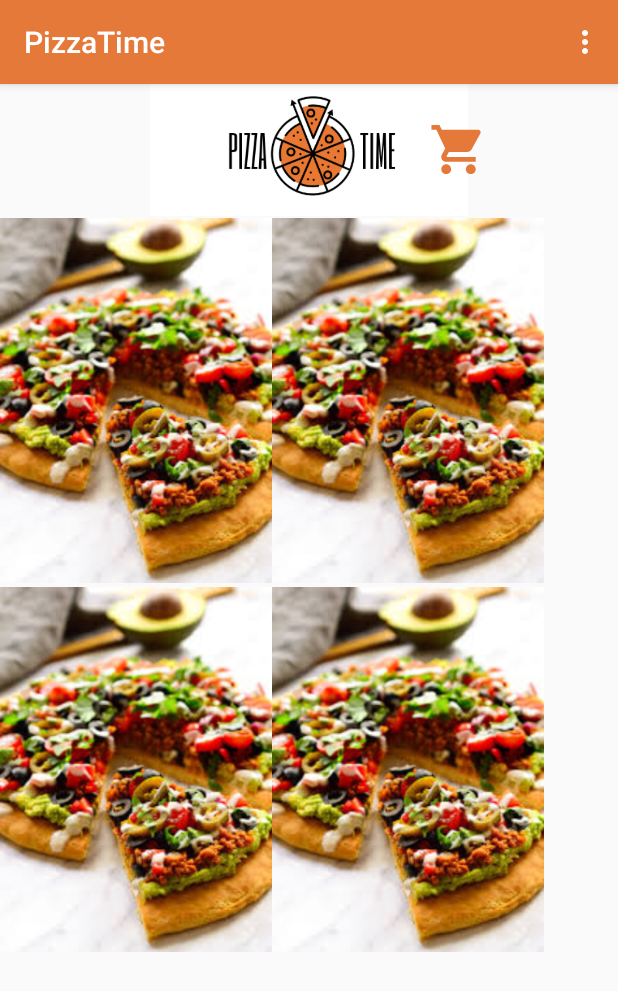
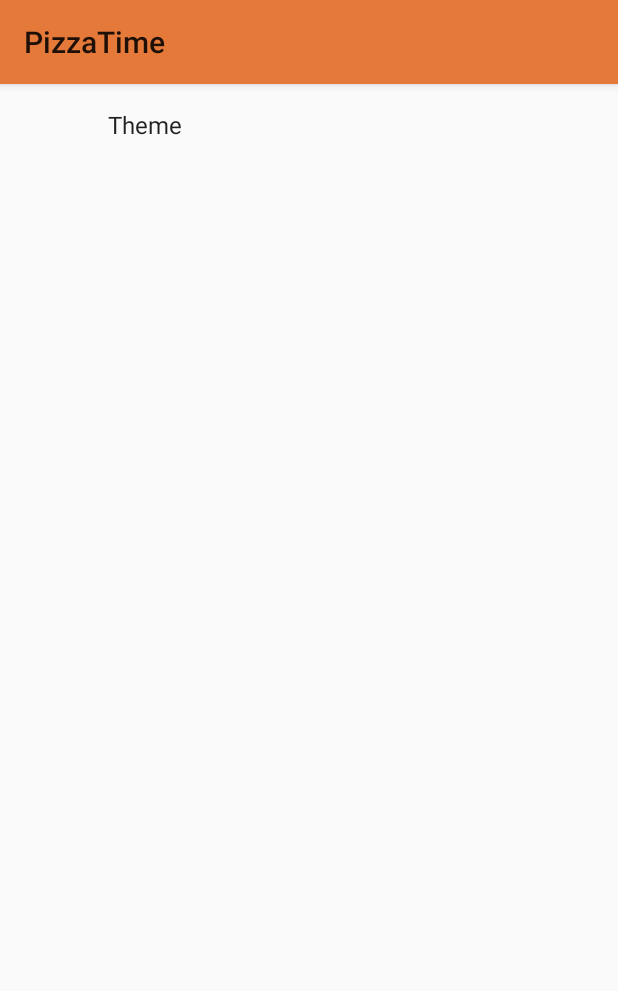
Before and after one commit to Panda291/pizzaTime, an Android app: the screen it shows after launch (MainActivity before the commit, PreferenceActivity after it), in the options menu, after a tap on "Settings", on a phone screen of 412 x 824 dp. Shown: the top 991 px of the screen. Run offline under Robolectric (Android 15) with nearby library versions, the phone set to English and light mode, and no system bars; our stand-ins replace androidx.preference.

Commit message:
preference darkmode added

```diff
--- a/app/build.gradle
+++ b/app/build.gradle
@@ -23,9 +23,11 @@ dependencies {
     implementation 'com.android.support:appcompat-v7:28.0.0'
     implementation 'com.android.support.constraint:constraint-layout:1.1.3'
     implementation 'com.android.support:design:28.0.0'
+    implementation 'com.android.support:support-v4:28.0.0'
     testImplementation 'junit:junit:4.12'
     androidTestImplementation 'com.android.support.test:runner:1.0.2'
     androidTestImplementation 'com.android.support.test.espresso:espresso-core:3.0.2'
     implementation 'com.android.support:recyclerview-v7:28.0.0'
+    implementation 'com.android.support:preference-v7:26.1.0'
 
 }
--- a/app/src/main/AndroidManifest.xml
+++ b/app/src/main/AndroidManifest.xml
@@ -9,6 +9,7 @@
         android:roundIcon="@mipmap/ic_launcher_round"
         android:supportsRtl="true"
         android:theme="@style/AppTheme">
+        <activity android:name=".PreferenceActivity"></activity>
         <activity android:name=".SpecificActivity" />
         <activity android:name=".ProductActivity" />
         <activity
--- a/app/src/main/java/com/example/pizzatime/MainActivity.java
+++ b/app/src/main/java/com/example/pizzatime/MainActivity.java
@@ -1,23 +1,41 @@
 package com.example.pizzatime;
 
 import android.content.Intent;
+import android.content.SharedPreferences;
 import android.os.Bundle;
+import android.preference.PreferenceManager;
 import android.provider.ContactsContract;
 import android.support.v7.app.AppCompatActivity;
+import android.support.v7.app.AppCompatDelegate;
 import android.support.v7.widget.Toolbar;
 import android.view.Menu;
 import android.view.MenuItem;
 import android.view.View;
 import android.widget.ImageView;
 
-public class MainActivity extends AppCompatActivity {
+public class MainActivity extends AppCompatActivity implements SharedPreferences.OnSharedPreferenceChangeListener{
 
     @Override
     protected void onCreate(Bundle savedInstanceState) {
         super.onCreate(savedInstanceState);
         setContentView(R.layout.activity_main);
+//        AppCompatDelegate.setDefaultNightMode(AppCompatDelegate.MODE_NIGHT_YES);
+
+        SharedPreferences sharedPreferences = PreferenceManager.getDefaultSharedPreferences(this);
+        String theme = sharedPreferences.getString(getResources().getString(R.string.theme), "light");
+
+        if (theme.equals("light"))
+        {
+            AppCompatDelegate.setDefaultNightMode(AppCompatDelegate.MODE_NIGHT_NO);
+        }
+        else
+        {
+            AppCompatDelegate.setDefaultNightMode(AppCompatDelegate.MODE_NIGHT_YES);
+        }
+
         Toolbar toolbar = findViewById(R.id.toolbar);
         setSupportActionBar(toolbar);
+
         ImageView pizza = (ImageView) findViewById(R.id.pizza);
         ImageView extra = (ImageView) findViewById(R.id.extra);
         ImageView menu = (ImageView) findViewById(R.id.menu);
@@ -87,9 +105,22 @@ public class MainActivity extends AppCompatActivity {
 
         //noinspection SimplifiableIfStatement
         if (id == R.id.action_settings) {
-            return true;
+            Intent intent = new Intent(MainActivity.this, PreferenceActivity.class);
+            startActivity(intent);
         }
 
         return super.onOptionsItemSelected(item);
     }
+
+    @Override
+    public void onSharedPreferenceChanged(SharedPreferences sharedPreferences, String key) {
+        if (key.equals("light"))
+        {
+            AppCompatDelegate.setDefaultNightMode(AppCompatDelegate.MODE_NIGHT_NO);
+        }
+        else
+        {
+            AppCompatDelegate.setDefaultNightMode(AppCompatDelegate.MODE_NIGHT_YES);
+        }
+    }
 }
--- /dev/null
+++ b/app/src/main/java/com/example/pizzatime/PreferenceActivity.java
@@ -0,0 +1,13 @@
+package com.example.pizzatime;
+
+import android.support.v7.app.AppCompatActivity;
+import android.os.Bundle;
+
+public class PreferenceActivity extends AppCompatActivity {
+
+    @Override
+    protected void onCreate(Bundle savedInstanceState) {
+        super.onCreate(savedInstanceState);
+        setContentView(R.layout.activity_preference);
+    }
+}
--- /dev/null
+++ b/app/src/main/java/com/example/pizzatime/PreferenceFragment.java
@@ -0,0 +1,39 @@
+package com.example.pizzatime;
+
+import android.content.SharedPreferences;
+import android.os.Bundle;
+import android.support.v7.preference.CheckBoxPreference;
+import android.support.v7.preference.ListPreference;
+import android.support.v7.preference.Preference;
+import android.support.v7.preference.PreferenceFragmentCompat;
+import android.support.v7.preference.PreferenceScreen;
+
+
+public class PreferenceFragment extends PreferenceFragmentCompat {
+
+    @Override
+    public void onCreatePreferences(Bundle savedInstanceState, String rootKey) {
+        addPreferencesFromResource(R.xml.resources);
+
+        SharedPreferences sharedPreferences = getPreferenceScreen().getSharedPreferences();
+        PreferenceScreen preferenceScreen = getPreferenceScreen();
+
+        int count = preferenceScreen.getPreferenceCount();
+
+        for (int i = 0; i < count; i++) {
+            Preference pref = preferenceScreen.getPreference(i);
+
+            if(!(pref instanceof CheckBoxPreference)) {
+                String value = sharedPreferences.getString(pref.getKey(), "standard");
+
+                if (pref instanceof ListPreference) {
+                    ListPreference listPreference = (ListPreference) pref;
+                    int prefIndex = listPreference.findIndexOfValue(value);
+                    if (prefIndex >= 0) {
+                        listPreference.setSummary(listPreference.getEntries()[prefIndex]);
+                    }
+                }
+            }
+        }
+    }
+}
--- /dev/null
+++ b/app/src/main/res/layout/activity_preference.xml
@@ -0,0 +1,6 @@
+<?xml version="1.0" encoding="utf-8"?>
+<fragment xmlns:android="http://schemas.android.com/apk/res/android"
+    android:id="@+id/fragment"
+    android:name="com.example.pizzatime.PreferenceFragment"
+    android:layout_width="match_parent"
+    android:layout_height="match_parent" />
--- /dev/null
+++ b/app/src/main/res/layout/fragment_preference.xml
@@ -0,0 +1,6 @@
+<?xml version="1.0" encoding="utf-8"?>
+<FrameLayout xmlns:android="http://schemas.android.com/apk/res/android"
+    xmlns:tools="http://schemas.android.com/tools"
+    android:layout_width="match_parent"
+    android:layout_height="match_parent"
+    tools:context=".PreferenceFragment"/>
--- /dev/null
+++ b/app/src/main/res/values/array.xml
@@ -0,0 +1,12 @@
+<?xml version="1.0" encoding="utf-8"?>
+<resources>
+    <array name="color_labels">
+        <item>Light</item>
+        <item>Dark</item>
+    </array>
+
+    <array name="color_values">
+        <item>light</item>
+        <item>dark</item>
+    </array>
+</resources>
--- a/app/src/main/res/values/strings.xml
+++ b/app/src/main/res/values/strings.xml
@@ -3,4 +3,10 @@
     <string name="action_settings">Settings</string>
     <string name="add_to_cart">Add to cart</string>
     <string name="confirm_order">confirm order</string>
+    <string name="theme">theme</string>
+
+    <string name="hello_blank_fragment">Hello blank fragment</string>
+    <string name="listpref_title">Theme</string>
+    <string name="listpref_key">theme</string>
+    <string name="listpref_default">light</string>
 </resources>
--- a/app/src/main/res/values/styles.xml
+++ b/app/src/main/res/values/styles.xml
@@ -1,11 +1,12 @@
 <resources>
 
     <!-- Base application theme. -->
-    <style name="AppTheme" parent="Theme.AppCompat.Light.DarkActionBar">
+    <style name="AppTheme" parent="Theme.AppCompat.DayNight">
         <!-- Customize your theme here. -->
         <item name="colorPrimary">@color/colorPrimary</item>
         <item name="colorPrimaryDark">@color/colorPrimaryDark</item>
         <item name="colorAccent">@color/colorAccent</item>
+        <item name="preferenceTheme">@style/PreferenceThemeOverlay</item>                           //30 minuten om te vinden dat ik deze lijn moet toevoegen
     </style>
     <style name="AppTheme.NoActionBar">
         <item name="windowActionBar">false</item>
--- /dev/null
+++ b/app/src/main/res/xml/resources.xml
@@ -0,0 +1,10 @@
+<?xml version="1.0" encoding="utf-8"?>
+<PreferenceScreen xmlns:android="http://schemas.android.com/apk/res/android">
+    <ListPreference
+        android:key="@string/listpref_key"
+        android:title="@string/listpref_title"
+        android:entries="@array/color_labels"
+        android:entryValues="@array/color_values"
+        android:defaultValue="@string/listpref_default"
+        />
+</PreferenceScreen>
```
